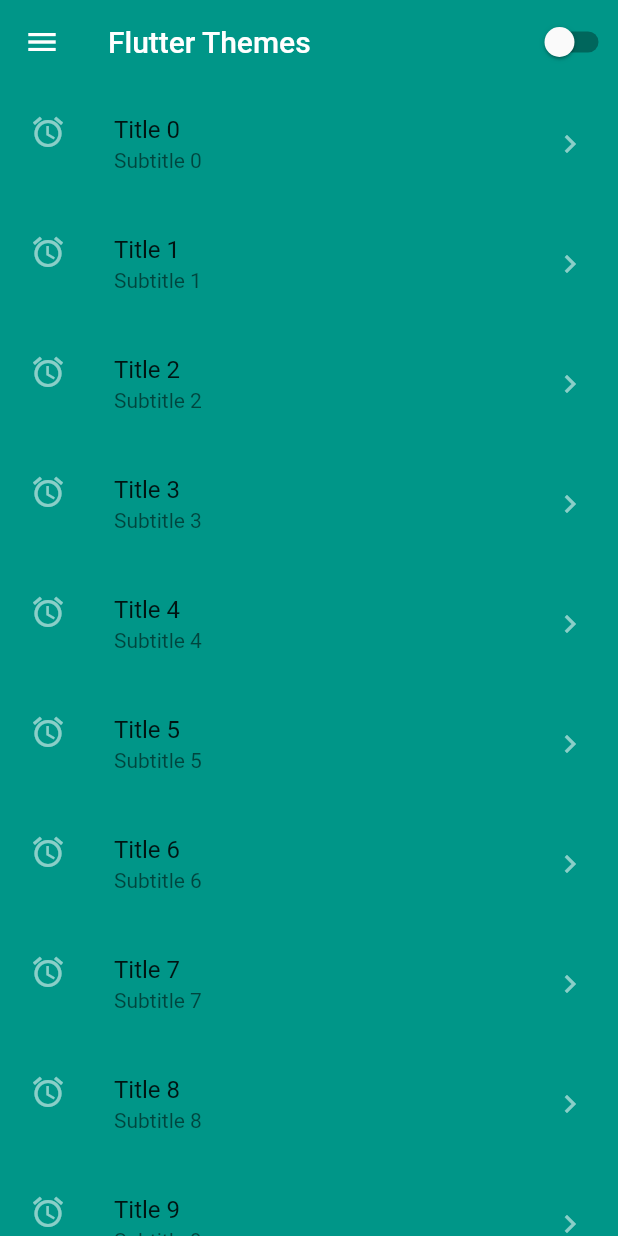
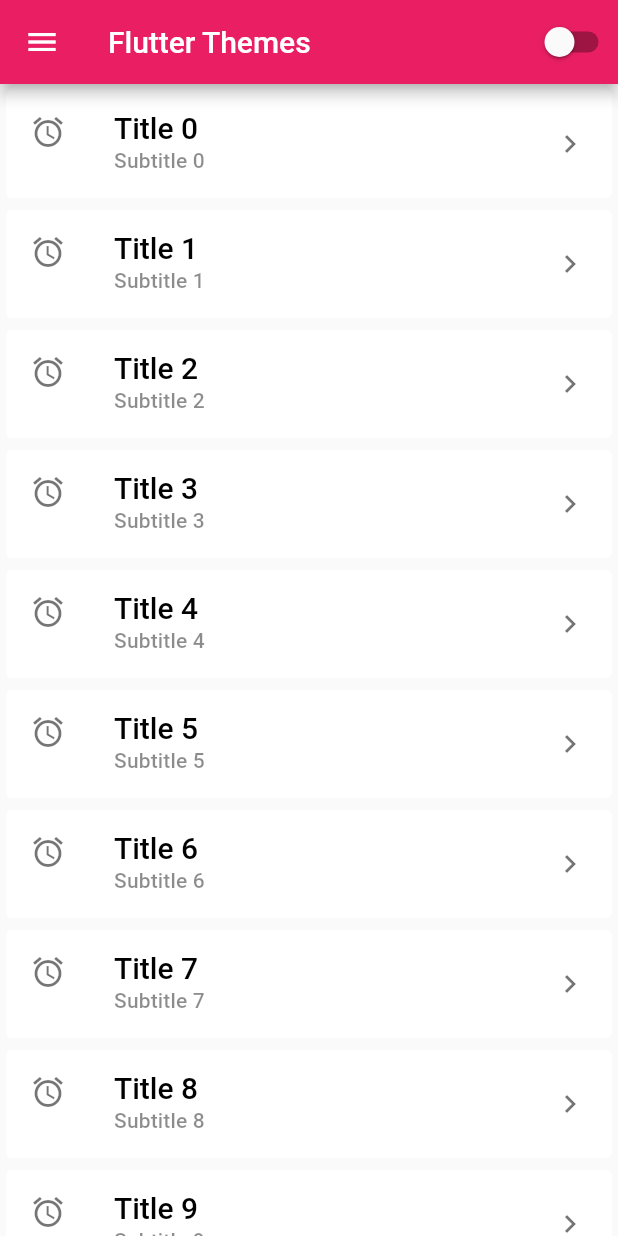
Before and after one commit to adesyudhatama/Dynamic-Theme-Flutter, a Flutter app: the screen it shows after launch, on a phone screen of 412 x 824 dp. Run offline on Flutter 3.47's test engine with Material 2 defaults, Android fonts, the phone set to English and light mode, and no system bars.

Commit message:
dark & light

```diff
--- a/lib/main.dart
+++ b/lib/main.dart
@@ -25,10 +25,10 @@ class MyApp extends StatelessWidget {
     return Consumer<AppStateNotifier>(
       builder: (context, appState, child) {
         return MaterialApp(
-          title: 'Flutter Tutorials',
           debugShowCheckedModeBanner: false,
           theme: AppTheme.lightTheme,
           darkTheme: AppTheme.darkTheme,
+          //darkTheme: ThemeData.dark(),
           themeMode: appState.isDarkModeOn ? ThemeMode.dark : ThemeMode.light,
           home: ThemeDemo(),
         );
--- a/lib/theme_demo/app_theme.dart
+++ b/lib/theme_demo/app_theme.dart
@@ -5,34 +5,53 @@ class AppTheme {
   AppTheme._();
 
   static final ThemeData lightTheme = ThemeData(
-    scaffoldBackgroundColor: Colors.teal,
     appBarTheme: AppBarTheme(
-      color: Colors.teal,
+      color: Colors.pink,
       iconTheme: IconThemeData(
         color: Colors.white,
       ),
     ),
     cardTheme: CardTheme(
-      color: Colors.teal,
+      color: Colors.white,
     ),
     iconTheme: IconThemeData(
-      color: Colors.white54,
+      color: Colors.black54,
+    ),
+    textTheme: TextTheme(
+      headline6: TextStyle(
+        color: Colors.black,
+        fontSize: 20.0,
+      ),
+      subtitle2: TextStyle(
+        color: Colors.black45,
+        fontSize: 14.0,
+      ),
     ),
   );
 
   static final ThemeData darkTheme = ThemeData(
     scaffoldBackgroundColor: Colors.black,
     appBarTheme: AppBarTheme(
-      color: Colors.black,
+      color: Colors.white12,
       iconTheme: IconThemeData(
         color: Colors.white,
       ),
     ),
     cardTheme: CardTheme(
-      color: Colors.black,
+      color: Colors.white12,
     ),
     iconTheme: IconThemeData(
-      color: Colors.white54,
+      color: Colors.white70,
+    ),
+    textTheme: TextTheme(
+      headline6: TextStyle(
+        color: Colors.white,
+        fontSize: 20.0,
+      ),
+      subtitle2: TextStyle(
+        color: Colors.white70,
+        fontSize: 14.0,
+      ),
     ),
   );
 }
--- a/lib/theme_demo/theme_demo.dart
+++ b/lib/theme_demo/theme_demo.dart
@@ -13,7 +13,6 @@ class ThemeDemoState extends State<ThemeDemo> {
   Widget build(BuildContext context) {
     return Scaffold(
       appBar: AppBar(
-        elevation: 0,
         title: Text('Flutter Themes'),
         leading: Icon(Icons.menu),
         actions: <Widget>[
@@ -29,16 +28,18 @@ class ThemeDemoState extends State<ThemeDemo> {
       ),
       body: Container(
         child: ListView.builder(
-          itemCount: 10,
+          itemCount: 15,
           itemBuilder: (context, pos) {
             return Card(
               elevation: 0,
               child: ListTile(
                 title: Text(
                   'Title $pos',
+                  style: Theme.of(context).textTheme.headline6,
                 ),
                 subtitle: Text(
                   'Subtitle $pos',
+                  style: Theme.of(context).textTheme.subtitle2,
                 ),
                 leading: Icon(
                   Icons.alarm,
```
